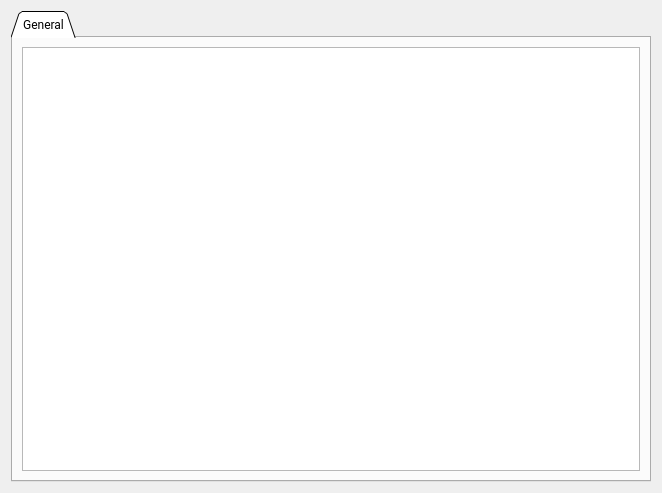
njupt-robomasters/vesc_tool-zh, file vesc_tool-master/pages/pageapppas.ui: the form before one commit.
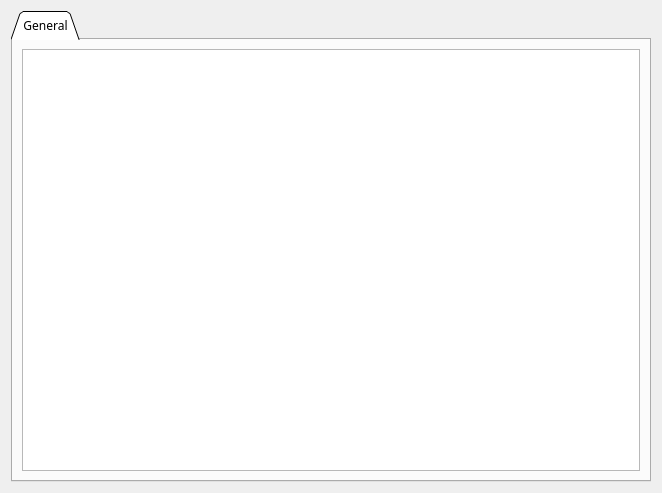
The form after the commit. Custom widgets are drawn as their Qt base class.

Commit message:
字体修复: .ui文件中Roboto替换为Microsoft YaHei
pageappadc.ui, pageappnrf.ui, pageapppas.ui, mainwindow.ui,
parametereditor.ui, adcmap.ui, batterycalculator.ui
及其vesc_tool-master副本中的<family>Roboto</family>
全部替换为<family>Microsoft YaHei</family>

What changed in the file:
```diff
--- a/vesc_tool-master/pages/pageapppas.ui
+++ b/vesc_tool-master/pages/pageapppas.ui
@@ -12,7 +12,7 @@
   </property>
   <property name="font">
    <font>
-    <family>Roboto</family>
+    <family>Microsoft YaHei</family>
    </font>
   </property>
   <property name="windowTitle">
```
The commit also changes 13 other files.
